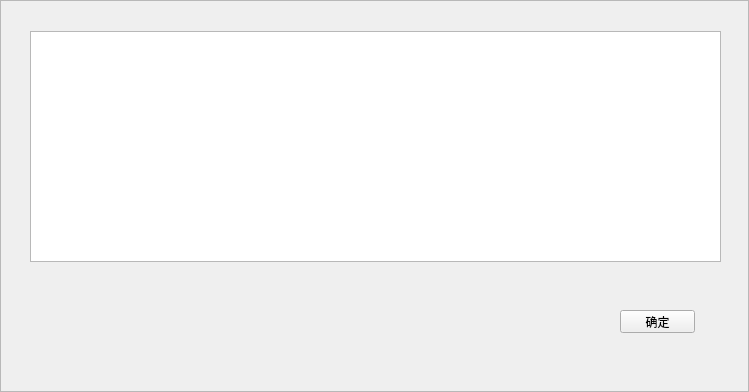
Before: the Qt Designer form perslevel.ui in neverlandgy/teamhelper, drawn with Qt 5.
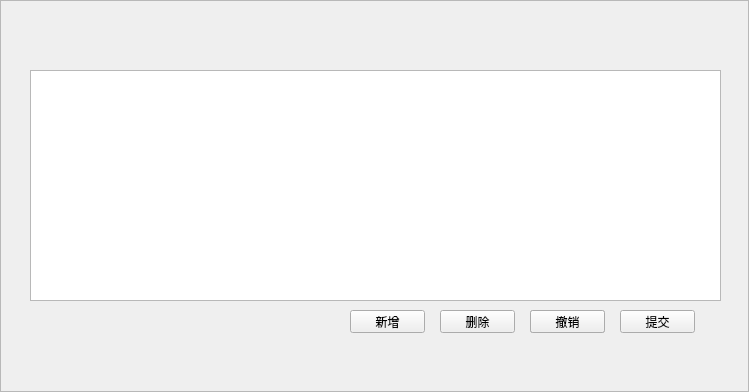
After: the same form once the commit is applied.

Commit message: 添加员工管理模块

```diff
--- a/perslevel.ui
+++ b/perslevel.ui
@@ -29,19 +29,71 @@
     </rect>
    </property>
    <property name="text">
-    <string>确定</string>
+    <string>提交</string>
    </property>
   </widget>
   <widget class="QTableView" name="tableView">
    <property name="geometry">
     <rect>
      <x>30</x>
-     <y>31</y>
+     <y>70</y>
      <width>691</width>
      <height>231</height>
     </rect>
    </property>
   </widget>
+  <widget class="QPushButton" name="pushButton_revert">
+   <property name="geometry">
+    <rect>
+     <x>530</x>
+     <y>310</y>
+     <width>75</width>
+     <height>23</height>
+    </rect>
+   </property>
+   <property name="text">
+    <string>撤销</string>
+   </property>
+  </widget>
+  <widget class="QPushButton" name="pushButton_revert_2">
+   <property name="geometry">
+    <rect>
+     <x>530</x>
+     <y>310</y>
+     <width>75</width>
+     <height>23</height>
+    </rect>
+   </property>
+   <property name="text">
+    <string>撤销</string>
+   </property>
+  </widget>
+  <widget class="QPushButton" name="pushButton_delete">
+   <property name="geometry">
+    <rect>
+     <x>440</x>
+     <y>310</y>
+     <width>75</width>
+     <height>23</height>
+    </rect>
+   </property>
+   <property name="text">
+    <string>删除</string>
+   </property>
+  </widget>
+  <widget class="QPushButton" name="pushButton_add">
+   <property name="geometry">
+    <rect>
+     <x>350</x>
+     <y>310</y>
+     <width>75</width>
+     <height>23</height>
+    </rect>
+   </property>
+   <property name="text">
+    <string>新增</string>
+   </property>
+  </widget>
  </widget>
  <resources/>
  <connections/>
```
Left out of the diff: 2 changed lines with no effect on the pictures. The commit also changes 2 other files.
